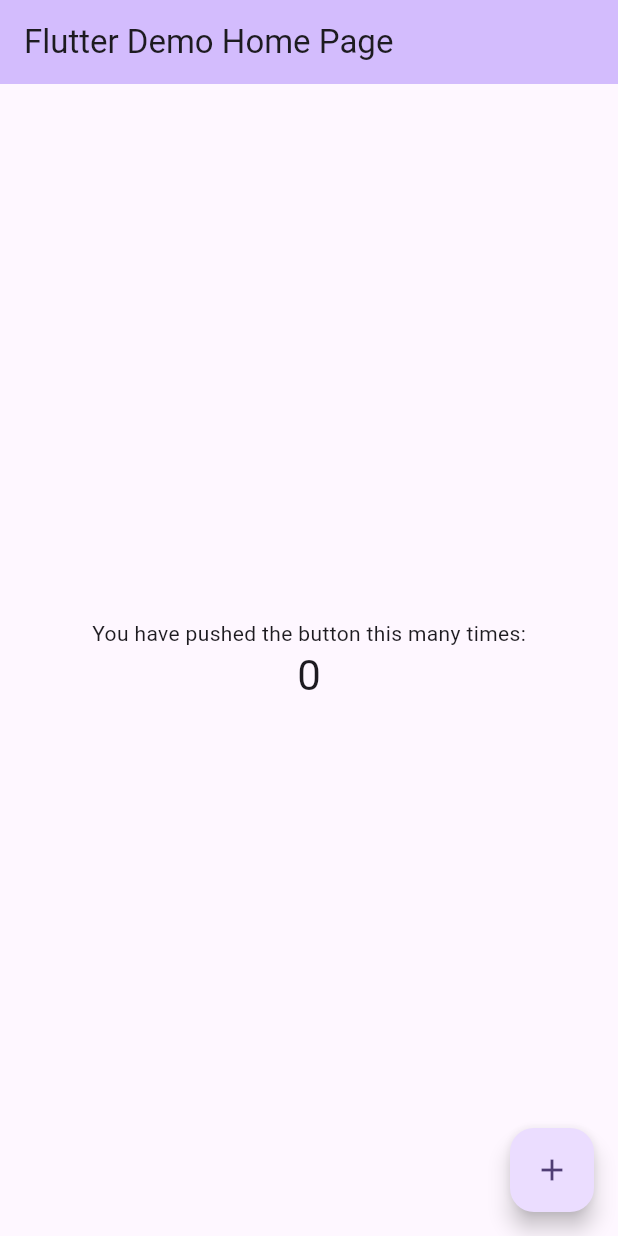
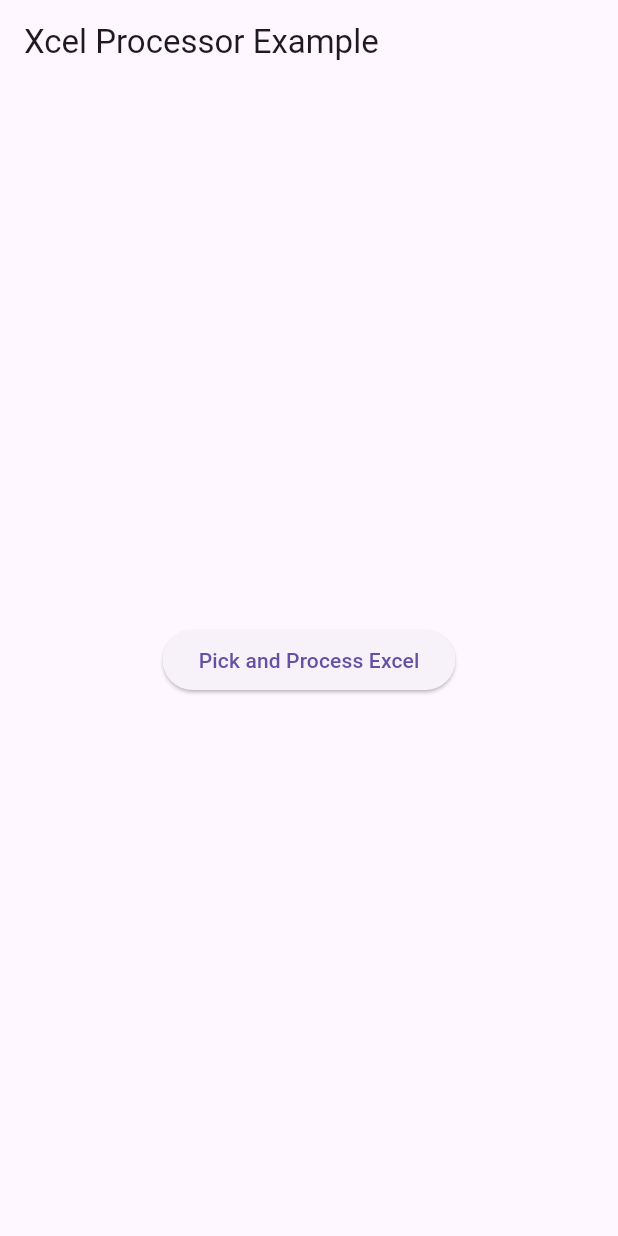
Before and after one commit to jahanzeb001/xcel_processor, a Flutter app: the screen it shows after launch, on a phone screen of 412 x 824 dp. Run offline on Flutter 3.47's test engine with Material 3 defaults, Android fonts, the phone set to English and light mode, and no system bars; our stand-ins replace file_picker; missing offline and left inert: excel.

Commit message:
Update main.dart

```diff
--- a/example/lib/main.dart
+++ b/example/lib/main.dart
@@ -1,4 +1,7 @@
+// ignore_for_file: use_build_context_synchronously
+
 import 'package:flutter/material.dart';
+import 'package:xcel_processor/xcel_processor.dart';
 
 void main() {
   runApp(const MyApp());
@@ -7,119 +10,72 @@ void main() {
 class MyApp extends StatelessWidget {
   const MyApp({super.key});
 
-  // This widget is the root of your application.
   @override
   Widget build(BuildContext context) {
-    return MaterialApp(
-      title: 'Flutter Demo',
-      theme: ThemeData(
-        // This is the theme of your application.
-        //
-        // TRY THIS: Try running your application with "flutter run". You'll see
-        // the application has a purple toolbar. Then, without quitting the app,
-        // try changing the seedColor in the colorScheme below to Colors.green
-        // and then invoke "hot reload" (save your changes or press the "hot
-        // reload" button in a Flutter-supported IDE, or press "r" if you used
-        // the command line to start the app).
-        //
-        // Notice that the counter didn't reset back to zero; the application
-        // state is not lost during the reload. To reset the state, use hot
-        // restart instead.
-        //
-        // This works for code too, not just values: Most code changes can be
-        // tested with just a hot reload.
-        colorScheme: ColorScheme.fromSeed(seedColor: Colors.deepPurple),
-        useMaterial3: true,
-      ),
-      home: const MyHomePage(title: 'Flutter Demo Home Page'),
+    return const MaterialApp(
+      home: MyHomePage(),
     );
   }
 }
 
-class MyHomePage extends StatefulWidget {
-  const MyHomePage({super.key, required this.title});
-
-  // This widget is the home page of your application. It is stateful, meaning
-  // that it has a State object (defined below) that contains fields that affect
-  // how it looks.
-
-  // This class is the configuration for the state. It holds the values (in this
-  // case the title) provided by the parent (in this case the App widget) and
-  // used by the build method of the State. Fields in a Widget subclass are
-  // always marked "final".
-
-  final String title;
-
-  @override
-  State<MyHomePage> createState() => _MyHomePageState();
-}
-
-class _MyHomePageState extends State<MyHomePage> {
-  int _counter = 0;
-
-  void _incrementCounter() {
-    setState(() {
-      // This call to setState tells the Flutter framework that something has
-      // changed in this State, which causes it to rerun the build method below
-      // so that the display can reflect the updated values. If we changed
-      // _counter without calling setState(), then the build method would not be
-      // called again, and so nothing would appear to happen.
-      _counter++;
-    });
-  }
+class MyHomePage extends StatelessWidget {
+  const MyHomePage({super.key});
 
   @override
   Widget build(BuildContext context) {
-    // This method is rerun every time setState is called, for instance as done
-    // by the _incrementCounter method above.
-    //
-    // The Flutter framework has been optimized to make rerunning build methods
-    // fast, so that you can just rebuild anything that needs updating rather
-    // than having to individually change instances of widgets.
     return Scaffold(
       appBar: AppBar(
-        // TRY THIS: Try changing the color here to a specific color (to
-        // Colors.amber, perhaps?) and trigger a hot reload to see the AppBar
-        // change color while the other colors stay the same.
-        backgroundColor: Theme.of(context).colorScheme.inversePrimary,
-        // Here we take the value from the MyHomePage object that was created by
-        // the App.build method, and use it to set our appbar title.
-        title: Text(widget.title),
+        title: const Text('Xcel Processor Example'),
       ),
       body: Center(
-        // Center is a layout widget. It takes a single child and positions it
-        // in the middle of the parent.
-        child: Column(
-          // Column is also a layout widget. It takes a list of children and
-          // arranges them vertically. By default, it sizes itself to fit its
-          // children horizontally, and tries to be as tall as its parent.
-          //
-          // Column has various properties to control how it sizes itself and
-          // how it positions its children. Here we use mainAxisAlignment to
-          // center the children vertically; the main axis here is the vertical
-          // axis because Columns are vertical (the cross axis would be
-          // horizontal).
-          //
-          // TRY THIS: Invoke "debug painting" (choose the "Toggle Debug Paint"
-          // action in the IDE, or press "p" in the console), to see the
-          // wireframe for each widget.
-          mainAxisAlignment: MainAxisAlignment.center,
-          children: <Widget>[
-            const Text(
-              'You have pushed the button this many times:',
-            ),
-            Text(
-              '$_counter',
-              style: Theme.of(context).textTheme.headlineMedium,
+        child: ElevatedButton(
+          onPressed: () async {
+            var result =
+                await ExcelProcessor.pickAndReadExcel('YourTable', 1, 2);
+            _showResultDialog(context, result);
+          },
+          child: const Text('Pick and Process Excel'),
+        ),
+      ),
+    );
+  }
+
+  void _showResultDialog(BuildContext context, Map<String, dynamic> result) {
+    showDialog(
+      context: context,
+      builder: (BuildContext context) {
+        return AlertDialog(
+          title: const Text('Xcel Processor Result'),
+          content: Column(
+            crossAxisAlignment: CrossAxisAlignment.start,
+            mainAxisSize: MainAxisSize.min,
+            children: _buildResultWidgets(result),
+          ),
+          actions: <Widget>[
+            TextButton(
+              onPressed: () {
+                Navigator.of(context).pop();
+              },
+              child: const Text('Close'),
             ),
           ],
-        ),
-      ),
-      floatingActionButton: FloatingActionButton(
-        onPressed: _incrementCounter,
-        tooltip: 'Increment',
-        child: const Icon(Icons.add),
-      ), // This trailing comma makes auto-formatting nicer for build methods.
+        );
+      },
     );
   }
+
+  List<Widget> _buildResultWidgets(Map<String, dynamic> result) {
+    if (result.containsKey('error')) {
+      return [
+        Text('Error: ${result['error']}'),
+      ];
+    } else {
+      return [
+        Text('Table Name: ${result['tableName']}'),
+        Text('Row: ${result['row']}'),
+        Text('Column: ${result['column']}'),
+        Text('Data: ${result['data']}'),
+      ];
+    }
+  }
 }
```
